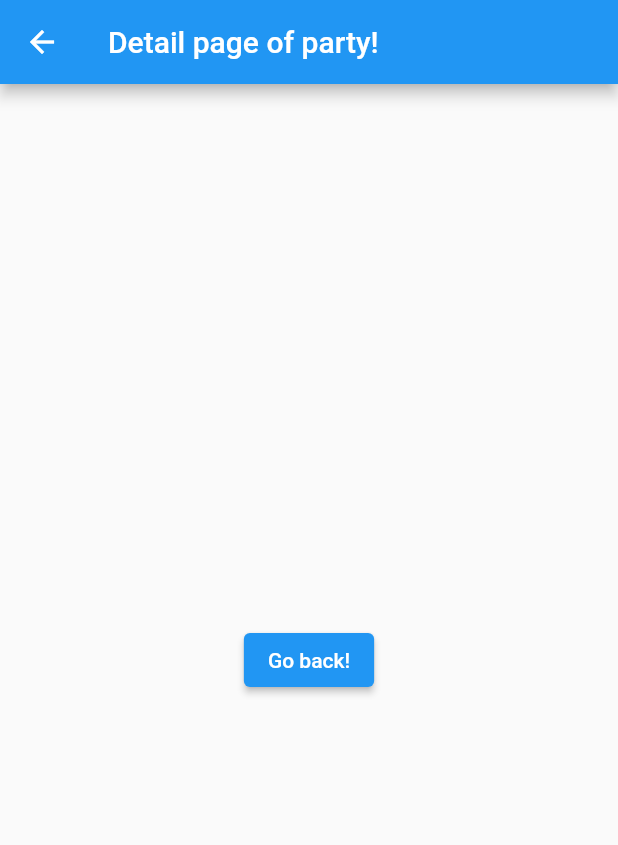
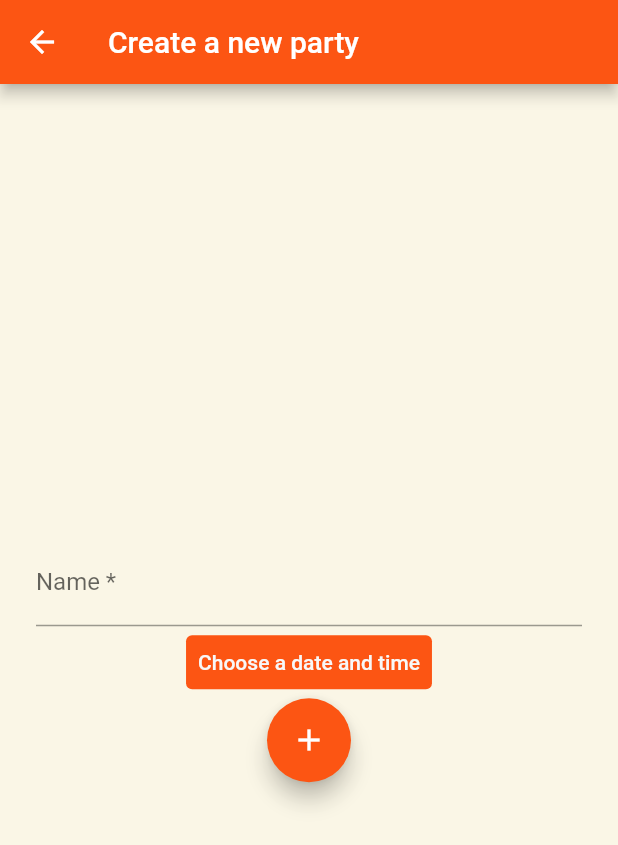
Before and after one commit to teyteymey/AAD-FlutterPrototype, a Flutter app: the screen it shows after launch, after a tap on the "add" icon, on a phone screen of 412 x 824 dp. Shown: the top 845 px of the screen. Run offline on Flutter 3.47's test engine with Material 2 defaults, Android fonts, the phone set to English and light mode, and no system bars; our stand-ins replace flutter_datetime_picker.

Commit message:
Create a party name and date picker

```diff
--- /dev/null
+++ b/flutter_aad/lib/NewPartyPage.dart
@@ -0,0 +1,124 @@
+import 'package:flutter/widgets.dart';
+import 'package:flutter/material.dart';
+import 'package:flutter_datetime_picker/flutter_datetime_picker.dart';
+
+class NewPartyPage extends StatefulWidget {
+  const NewPartyPage({Key? key}) : super(key: key);
+
+  @override
+  State<StatefulWidget> createState() {
+    return _NewPartyPage();
+  }
+}
+
+// Page to view details of a party
+class _NewPartyPage extends State<NewPartyPage> {
+  // Attributes of parties
+  String nameParty = 'default';
+  String dateParty = 'default';
+
+  final _formKey = GlobalKey<FormState>();
+
+  Widget formName() {
+    return TextFormField(
+      decoration: const InputDecoration(
+        hintText: 'Name of the party',
+        labelText: 'Name *',
+      ),
+      onSaved: (value) {
+        nameParty = value!;
+      },
+      validator: (value) {
+        if (value == null || value.isEmpty) {
+          return 'Please enter some text';
+        }
+        return null;
+      },
+    );
+  }
+
+  Widget formLocation() {
+    return TextFormField(
+      decoration: const InputDecoration(
+        hintText: 'Name of the party',
+        labelText: 'Name *',
+      ),
+      onSaved: (value) {
+        nameParty = value!;
+      },
+      validator: (value) {
+        if (value == null || value.isEmpty) {
+          return 'Please enter some text';
+        }
+        return null;
+      },
+    );
+  }
+
+  Widget formTime() {
+    return TextButton(
+        style: ButtonStyle(
+            backgroundColor: MaterialStateProperty.resolveWith(
+                (state) => Color.fromARGB(255, 252, 85, 19))),
+        onPressed: () {
+          DatePicker.showDateTimePicker(context, showTitleActions: true,
+              onChanged: (date) {
+            print('change $date in time zone ' +
+                date.timeZoneOffset.inHours.toString());
+          }, onConfirm: (date) {
+            int helper = 0;
+            dateParty = '';
+            helper = date.day;
+            dateParty += "$helper";
+            dateParty += '/';
+            helper = date.month;
+            dateParty += "$helper";
+            dateParty += ', ';
+            helper = date.hour;
+            dateParty += "$helper";
+            dateParty += ':';
+            helper = date.minute;
+            if (helper <= 9)
+              dateParty += "0$helper";
+            else
+              dateParty += "$helper";
+            dateParty += 'h';
+            print('confirm $dateParty');
+          }, currentTime: DateTime(2022, 2, 20, 16, 00, 00));
+        },
+        child: Text(
+          'Choose a date and time',
+          style: TextStyle(color: Color.fromARGB(255, 248, 248, 248)),
+        ));
+  }
+
+  @override
+  Widget build(BuildContext context) {
+    return Scaffold(
+        appBar: AppBar(
+          title: const Text('Create a new party'),
+          backgroundColor: Color.fromARGB(255, 252, 85, 19),
+        ),
+        backgroundColor: Color.fromARGB(228, 249, 245, 227),
+        body: Container(
+          margin: EdgeInsets.all(24),
+          child: Form(
+            key: _formKey,
+            child: Column(
+              mainAxisAlignment: MainAxisAlignment.center,
+              children: <Widget>[
+                formName(),
+                formTime(),
+                FloatingActionButton(
+                    child: const Icon(Icons.add),
+                    backgroundColor: Color.fromARGB(255, 252, 85, 19),
+                    onPressed: () => {
+                          if (_formKey.currentState!.validate())
+                            {_formKey.currentState!.save(), print(nameParty)}
+                        }),
+              ],
+            ),
+          ),
+        ));
+  }
+}
--- a/flutter_aad/lib/main.dart
+++ b/flutter_aad/lib/main.dart
@@ -1,4 +1,7 @@
 import 'package:flutter/material.dart';
+import 'package:flutter_aad/PartyDetailsPage.dart';
+
+import 'NewPartyPage.dart';
 
 var partyInfo = [
   ['House Party', 'Deventer', '20 Feb, 20:00h', '2.jpg'],
@@ -34,14 +37,14 @@ class _PartiesPageState extends State<PartiesPage> {
           onPressed: () {
             Navigator.push(
               context,
-              MaterialPageRoute(builder: (context) => PartyDetails()),
+              MaterialPageRoute(builder: (context) => NewPartyPage()),
             );
           }),
     );
   }
 }
 
-// Definition of class party
+// Definition of element party
 class Party extends StatelessWidget {
   //attributes of each party
   String titleParty = 'Default';
@@ -87,22 +90,3 @@ class Party extends StatelessWidget {
     );
   }
 }
-
-class PartyDetails extends StatelessWidget {
-  @override
-  Widget build(BuildContext context) {
-    return Scaffold(
-      appBar: AppBar(
-        title: const Text('Detail page of party!'),
-      ),
-      body: Center(
-        child: ElevatedButton(
-          onPressed: () {
-            Navigator.pop(context);
-          },
-          child: const Text('Go back!'),
-        ),
-      ),
-    );
-  }
-}
--- a/flutter_aad/pubspec.yaml
+++ b/flutter_aad/pubspec.yaml
@@ -34,6 +34,7 @@ dependencies:
   # The following adds the Cupertino Icons font to your application.
   # Use with the CupertinoIcons class for iOS style icons.
   cupertino_icons: ^1.0.2
+  flutter_datetime_picker: ^1.5.1
 
 dev_dependencies:
   flutter_test:
```
Also changed, not shown: flutter_aad/lib/PartyDetailsPage.dart (added, +39 -0 lines), flutter_aad/pubspec.lock.
